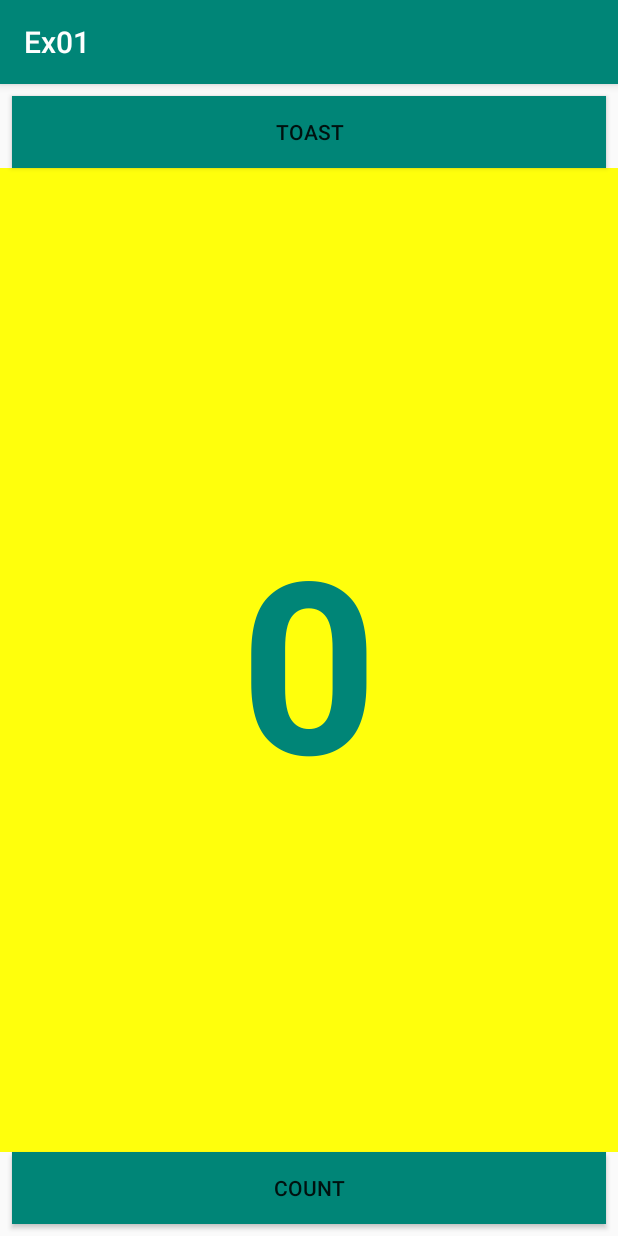
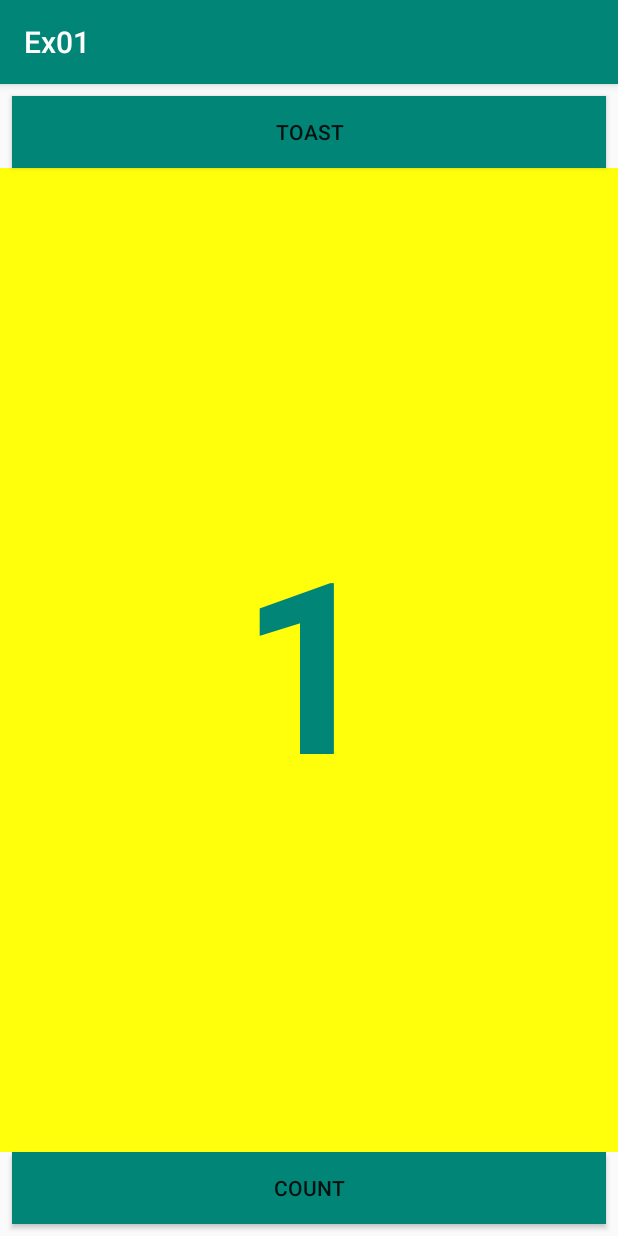
Before and after one commit to CMSC-23-B4L-2nd-Sem-2020/exercise-2-first-ui-siborjejetra, an Android app: the screen it shows after launch (MainActivity), after a tap on "COUNT", on a phone screen of 412 x 824 dp. Run offline under Robolectric (Android 15) with nearby library versions, the phone set to English and light mode, and no system bars.

Commit message:
feat: add landscape orientation of the app

```diff
--- a/app/src/main/java/com/example/ex01/MainActivity.kt
+++ b/app/src/main/java/com/example/ex01/MainActivity.kt
@@ -27,6 +27,6 @@ class MainActivity : AppCompatActivity() {
     fun countUp(view: View) {
         mCount++
         if(mViewCount !== null)
-            mViewCount.text == mCount.toString()
+            mViewCount.text = mCount.toString()
     }
 }
--- /dev/null
+++ b/app/src/main/res/layout-land/activity_main.xml
@@ -0,0 +1,57 @@
+<?xml version="1.0" encoding="utf-8"?>
+<androidx.constraintlayout.widget.ConstraintLayout xmlns:android="http://schemas.android.com/apk/res/android"
+    xmlns:app="http://schemas.android.com/apk/res-auto"
+    xmlns:tools="http://schemas.android.com/tools"
+    android:layout_width="match_parent"
+    android:layout_height="match_parent"
+    tools:context=".MainActivity">
+
+    <Button
+        android:id="@+id/button_toast"
+        android:layout_width="wrap_content"
+        android:layout_height="wrap_content"
+        android:layout_marginStart="8dp"
+        android:layout_marginTop="8dp"
+        android:layout_marginEnd="8dp"
+        android:background="@color/colorPrimary"
+        android:onClick="showToast"
+        android:text="@string/button_label_toast"
+        app:layout_constraintBottom_toTopOf="@+id/button_count"
+        app:layout_constraintEnd_toStartOf="@+id/show_count"
+        app:layout_constraintStart_toStartOf="parent"
+        app:layout_constraintTop_toTopOf="parent" />
+
+    <Button
+        android:id="@+id/button_count"
+        android:layout_width="wrap_content"
+        android:layout_height="wrap_content"
+        android:layout_marginStart="8dp"
+        android:layout_marginEnd="8dp"
+        android:layout_marginBottom="8dp"
+        android:background="@color/colorPrimary"
+        android:onClick="countUp"
+        android:text="@string/button_label_count"
+        app:layout_constraintBottom_toBottomOf="parent"
+        app:layout_constraintEnd_toStartOf="@+id/show_count"
+        app:layout_constraintHorizontal_bias="0.0"
+        app:layout_constraintStart_toStartOf="parent"
+        app:layout_constraintTop_toBottomOf="@+id/button_toast"
+        app:layout_constraintVertical_bias="0.886" />
+
+    <TextView
+        android:id="@+id/show_count"
+        android:layout_width="0dp"
+        android:layout_height="0dp"
+        android:background="#FFFF0C"
+        android:gravity="center_vertical"
+        android:text="@string/count_initial_value"
+        android:textAlignment="center"
+        android:textColor="@color/colorPrimary"
+        android:textSize="160sp"
+        android:textStyle="bold"
+        app:layout_constraintBottom_toBottomOf="parent"
+        app:layout_constraintEnd_toEndOf="parent"
+        app:layout_constraintHorizontal_bias="0.574"
+        app:layout_constraintStart_toEndOf="@+id/button_toast"
+        app:layout_constraintTop_toTopOf="parent" />
+</androidx.constraintlayout.widget.ConstraintLayout>
```
